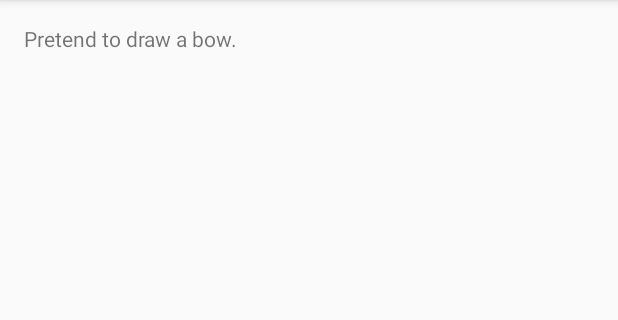
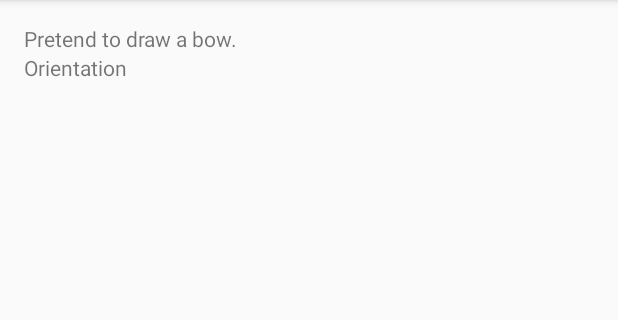
Before and after one commit to omarmjhd/archer, an Android app: the screen it shows after launch (ArcherActivity), on a phone screen of 412 x 824 dp, the part 84-404 px from its top. Run offline under Robolectric (Android 15) with nearby library versions, the light colour scheme and no system bars; libraries missing offline, so code that uses them is left out: com.thalmic.myo; 3 statements that could not run were skipped.

Commit message:
Orientation sensor

```diff
--- a/android/Archer/app/src/main/AndroidManifest.xml
+++ b/android/Archer/app/src/main/AndroidManifest.xml
@@ -6,6 +6,8 @@
     <uses-permission android:name="android.permission.BLUETOOTH_ADMIN" />
     // Required for sending usage data to Thalmic Labs
     <uses-permission android:name="android.permission.INTERNET" />
+    // Required for use of accelerometer and magnetometer of device
+    <uses-permission android:name="android.permission.ACCESS_FINE_LOCATION" />
 
     <application
         android:allowBackup="true"
@@ -14,7 +16,8 @@
         android:theme="@style/AppTheme" >
         <activity
             android:name=".ArcherActivity"
-            android:label="@string/title_activity_archer" >
+            android:label="@string/title_activity_archer"
+            android:screenOrientation="portrait" >
             <intent-filter>
                 <action android:name="android.intent.action.MAIN"/>
                 <category android:name="android.intent.category.LAUNCHER"/>
--- a/android/Archer/app/src/main/java/apps/bunch/im/archer/ArcherActivity.java
+++ b/android/Archer/app/src/main/java/apps/bunch/im/archer/ArcherActivity.java
@@ -3,6 +3,10 @@ package apps.bunch.im.archer;
 import android.app.Activity;
 import android.content.Intent;
 import android.graphics.Color;
+import android.hardware.Sensor;
+import android.hardware.SensorEvent;
+import android.hardware.SensorEventListener;
+import android.hardware.SensorManager;
 import android.os.Bundle;
 import android.util.Log;
 import android.view.Menu;
@@ -21,7 +25,10 @@ import com.thalmic.myo.Vector3;
 import com.thalmic.myo.XDirection;
 import com.thalmic.myo.scanner.ScanActivity;
 
-public class ArcherActivity extends Activity {
+import java.util.Formatter;
+import java.util.Locale;
+
+public class ArcherActivity extends Activity implements SensorEventListener {
 
     public static String LOG_TAG = "ArcherActivity";
 
@@ -29,8 +36,11 @@ public class ArcherActivity extends Activity {
         WAITING, PULLING, FLYING
     }
 
-    private TextView mStateView;
+    private TextView mStateView, mOrientationView;
     private State mState = State.WAITING;
+
+    private SensorManager mSensorManager;
+    private Sensor mOrientation;
 
     // Classes that inherit from AbstractDeviceListener can be used to receive events from Myo devices.
     // If you do not override an event, the default behavior is to do nothing.
@@ -172,6 +182,7 @@ public class ArcherActivity extends Activity {
         setContentView(R.layout.activity_archer);
 
         mStateView = (TextView) findViewById(R.id.state);
+        mOrientationView = (TextView) findViewById(R.id.orientation);
 
         // First, we initialize the Hub singleton with an application identifier.
         Hub hub = Hub.getInstance();
@@ -184,6 +195,38 @@ public class ArcherActivity extends Activity {
 
         // Next, register for DeviceListener callbacks.
         hub.addListener(mListener);
+
+        mSensorManager = (SensorManager) getSystemService(SENSOR_SERVICE);
+        mOrientation = mSensorManager.getDefaultSensor(Sensor.TYPE_ORIENTATION);
+
+    }
+
+    @Override
+    protected void onResume() {
+        super.onResume();
+        mSensorManager.registerListener(this, mOrientation, SensorManager.SENSOR_DELAY_NORMAL);
+    }
+
+    @Override
+    protected void onPause() {
+        super.onPause();
+        mSensorManager.unregisterListener(this);
+    }
+
+    @Override
+    public void onAccuracyChanged(Sensor sensor, int accuracy) {
+
+    }
+
+    @Override
+    public void onSensorChanged(SensorEvent event) {
+        float yaw = event.values[0];
+        float pitch = event.values[1];
+        float roll = event.values[2];
+
+        String foo = String.format("(yaw, pitch, roll): %.2f, %.2f, %.2f", yaw, pitch, roll);
+
+        mOrientationView.setText(foo);
     }
 
     @Override
@@ -224,6 +267,8 @@ public class ArcherActivity extends Activity {
         }
     }
 
+
+
     private void onScanActionSelected() {
         // Launch the ScanActivity to scan for Myos to connect to.
         Intent intent = new Intent(this, ScanActivity.class);
--- a/android/Archer/app/src/main/res/layout/activity_archer.xml
+++ b/android/Archer/app/src/main/res/layout/activity_archer.xml
@@ -13,4 +13,11 @@
         android:id="@+id/state"
         android:layout_alignParentTop="true"
         android:layout_alignParentStart="true" />
+
+    <TextView
+        android:layout_width="wrap_content"
+        android:layout_height="wrap_content"
+        android:text="Orientation"
+        android:id="@+id/orientation"
+        android:layout_below="@+id/state" />
 </RelativeLayout>
```
Also changed, not shown: 1 other file.
